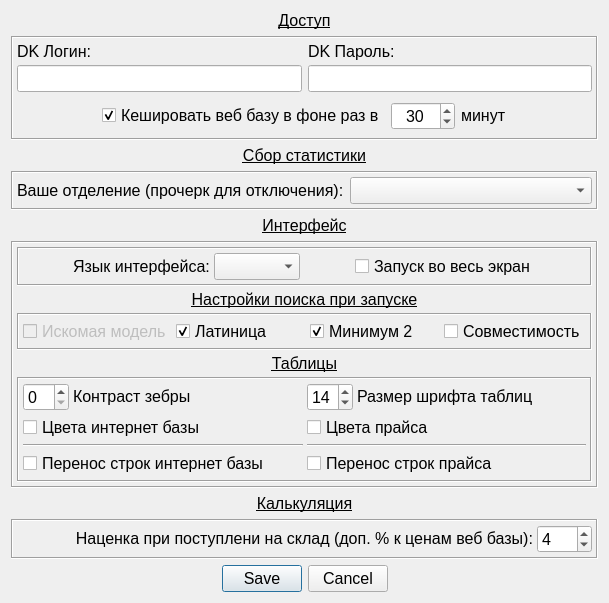
Old version of the form UI/window_settings.ui in the repository Wrexan/MDA.
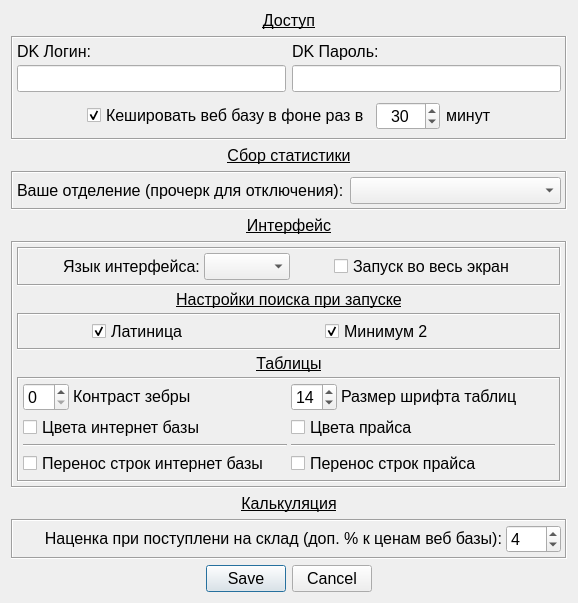
New version of the form. Icons and pictures are not drawn.

Commit message: combined compat and note columns of price removed checkbox and other to show/hide compat fixed paths for config, stat and help windows add dk9 url button add parser of compatibility string refactoring

The edit to the form file:
```diff
--- a/UI/window_settings.ui
+++ b/UI/window_settings.ui
@@ -594,28 +594,6 @@
          </property>
          <item>
           <layout class="QHBoxLayout" name="horizontalLayout">
-           <item>
-            <widget class="QCheckBox" name="chb_show_exact">
-             <property name="enabled">
-              <bool>false</bool>
-             </property>
-             <property name="minimumSize">
-              <size>
-               <width>130</width>
-               <height>0</height>
-              </size>
-             </property>
-             <property name="maximumSize">
-              <size>
-               <width>160</width>
-               <height>16777215</height>
-              </size>
-             </property>
-             <property name="text">
-              <string>Искомая модель</string>
-             </property>
-            </widget>
-           </item>
            <item>
             <widget class="QCheckBox" name="chb_search_eng">
              <property name="enabled">
@@ -663,31 +641,6 @@
              </property>
             </widget>
            </item>
-           <item>
-            <widget class="QCheckBox" name="chb_show_compatibility">
-             <property name="enabled">
-              <bool>true</bool>
-             </property>
-             <property name="minimumSize">
-              <size>
-               <width>130</width>
-               <height>0</height>
-              </size>
-             </property>
-             <property name="maximumSize">
-              <size>
-               <width>160</width>
-               <height>16777215</height>
-              </size>
-             </property>
-             <property name="text">
-              <string>Совместимость</string>
-             </property>
-             <property name="checked">
-              <bool>false</bool>
-             </property>
-            </widget>
-           </item>
           </layout>
          </item>
         </layout>
```
The commit also changes 11 other files.
